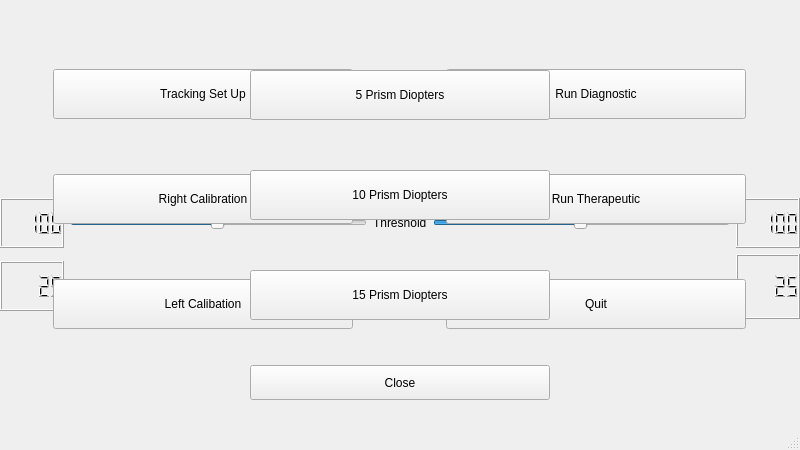
cjm-64/BEAM, file mainwindow.ui: the form before one commit.
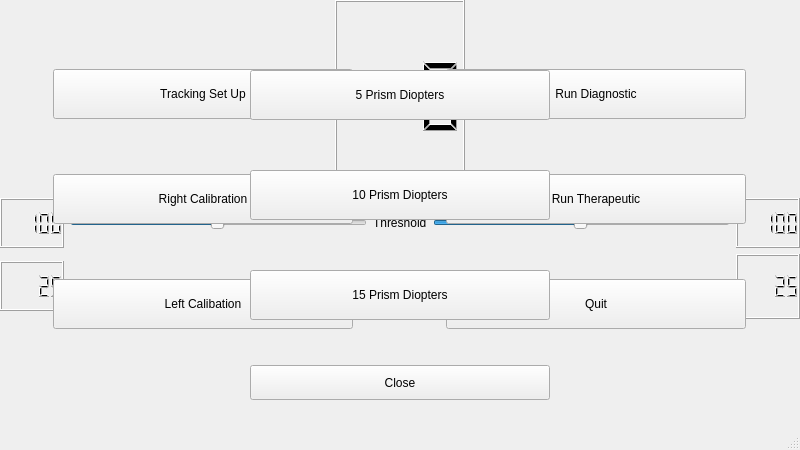
The form after the commit.

Commit message: Added minutes timer; removed get shifts function as prior functions have taken over the functionality; made windows fullscreen

The edit to the form file:
```diff
--- a/mainwindow.ui
+++ b/mainwindow.ui
@@ -53,17 +53,17 @@
         </widget>
        </item>
        <item>
-        <spacer name="horizontalSpacer">
-         <property name="orientation">
-          <enum>Qt::Horizontal</enum>
-         </property>
-         <property name="sizeHint" stdset="0">
+        <widget class="QLCDNumber" name="TimeDisplay">
+         <property name="minimumSize">
           <size>
            <width>40</width>
            <height>20</height>
           </size>
          </property>
-        </spacer>
+         <property name="digitCount">
+          <number>3</number>
+         </property>
+        </widget>
        </item>
        <item>
         <widget class="QLabel" name="LeftEyeLabel">
@@ -492,8 +492,8 @@
      <rect>
       <x>250</x>
       <y>70</y>
-      <width>300</width>
-      <height>250</height>
+      <width>302</width>
+      <height>252</height>
      </rect>
     </property>
     <layout class="QVBoxLayout" name="CalibrationSelection">
```
The commit also changes 3 other files.
